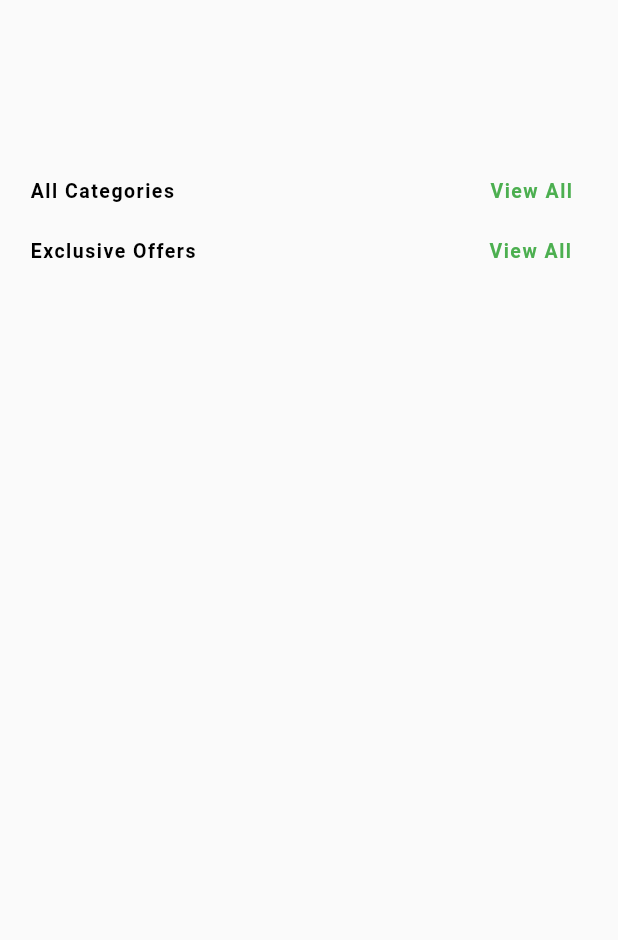
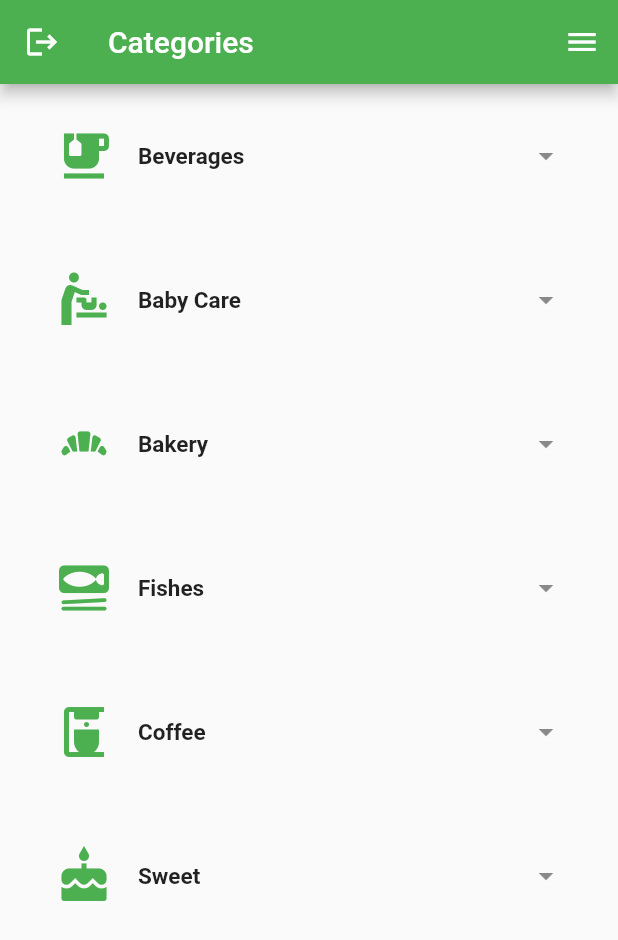
Before and after one commit to aseelnrajab/My-Market-, a Flutter app: the HomeScreen screen opened directly, after a tap on "View All", on a phone screen of 412 x 824 dp. Shown: the top 940 px of the screen. Run offline on Flutter 3.47's test engine with Material 2 defaults, Android fonts, the light colour scheme and no system bars; our stand-ins replace cloud_firestore, firebase_auth, firebase_core, firebase_storage, image_picker, string_validator; accounts and stored records are empty.

Commit message:
Final Project

```diff
--- /dev/null
+++ b/lib/components/custom_app_bar.dart
@@ -0,0 +1,42 @@
+import 'package:flutter/cupertino.dart';
+import 'package:flutter/material.dart';
+import 'package:provider/provider.dart';
+
+import '../Routers/app_router.dart';
+import '../providers/auth_provider.dart';
+import '../providers/bottom_navigation_bar_provider.dart';
+
+class CustomAppBar extends StatelessWidget implements PreferredSizeWidget {
+  late String text;
+
+  CustomAppBar(this.text);
+
+  @override
+  Widget build(BuildContext context) {
+    var provider = Provider.of<BottomNavigationBarProvider>(context);
+    return AppBar(
+        title: Text(text),
+        leading: InkWell(
+            onTap: () {
+              AppRouter.appRouter
+                  .goToWidget(
+                  Provider.of<AuthProvider>(context, listen: false).signOut());
+            },
+            child: const Icon(Icons.logout)),
+        backgroundColor: Colors.green,
+        actions: [
+          IconButton(
+              onPressed: () {
+                provider.scaffoldKey.currentState?.openDrawer();
+              },
+              icon: const Icon(
+                Icons.menu,
+              ))
+        ]);
+
+  }
+
+  @override
+  // TODO: implement preferredSize
+  Size get preferredSize => AppBar().preferredSize;
+}
--- /dev/null
+++ b/lib/data/iconBarData.dart
@@ -0,0 +1,34 @@
+
+import 'package:flutter/material.dart';
+
+import '../models/Icons/icon_bar_model.dart';
+import '../models/Icons/icons_bar.dart';
+
+
+List<IconBar> iconData = [
+  IconBar(
+    iconData: Icons.emoji_food_beverage,
+    name: "Beverages",
+  ),
+  IconBar(
+    iconData: Icons.baby_changing_station,
+    name: "Baby Care",
+  ),
+  IconBar(
+    iconData: Icons.bakery_dining,
+    name: "Bakery",
+  ),
+  IconBar(
+    iconData: Icons.set_meal_rounded,
+    name: "Fishes",
+  ),
+  IconBar(
+    iconData: Icons.coffee_maker,
+    name: "Coffee",
+  ),
+  IconBar(
+    iconData: Icons.cake,
+    name: "Sweet",
+  ),
+
+];
--- a/lib/firebase_helper.dart
+++ b/lib/firebase_helper.dart
@@ -95,7 +95,7 @@ class FirestoreHelper {
     }
   }
 
-  Future<List<Product>?> getAllProducts(String catId) async {
+  Future<List<Product>?> getAllProducts(String? catId) async {
     QuerySnapshot<Map<String, dynamic>> querySnapshot = await firestore
         .collection('categories')
         .doc(catId)
--- /dev/null
+++ b/lib/models/Icons/category_icons_bar.dart
@@ -0,0 +1,37 @@
+import 'package:flutter/cupertino.dart';
+import 'package:flutter/material.dart';
+import 'package:social_app2/Routers/app_router.dart';
+
+import '../../screens/beverage_categories.dart';
+import 'icons_bar.dart';
+
+class CategoryIconBar extends StatelessWidget {
+  // const SideBarModel({Key? key}) : super(key: key);
+  IconBar iconBar;
+
+  CategoryIconBar(this.iconBar);
+
+
+
+  @override
+  Widget build(BuildContext context) {
+    return Container(
+      margin:const  EdgeInsets.all(20),
+      child: ListTile(
+        title: Text(
+          iconBar.name ?? '',
+          style: const TextStyle(
+            fontSize: 15,
+            fontWeight: FontWeight.bold,
+          ),
+        ),
+        leading: Icon(
+          iconBar.iconData,
+          color: Colors.green,
+          size: 40,
+        ),
+        trailing: const Icon(Icons.arrow_drop_down),
+      ),
+    );
+  }
+}
--- /dev/null
+++ b/lib/models/Icons/icon_bar_model.dart
@@ -0,0 +1,26 @@
+import 'package:flutter/cupertino.dart';
+import 'package:flutter/material.dart';
+
+import 'icons_bar.dart';
+
+class IconBarModel extends StatelessWidget {
+  // const SideBarModel({Key? key}) : super(key: key);
+  IconBar iconBar;
+
+
+  IconBarModel(this.iconBar);
+
+  @override
+  Widget build(BuildContext context) {
+    return Padding(
+      padding: const EdgeInsets.all(20.0),
+      child: SizedBox(
+        child: Column(children: [
+          Icon(iconBar.iconData, color: Colors.green,size: 40,),
+          const SizedBox( height: 10,),
+          Text(iconBar.name ?? '', style:const TextStyle(fontSize: 15, fontWeight: FontWeight.bold, ),),
+        ]),
+      ),
+    );
+  }
+}
--- /dev/null
+++ b/lib/models/Icons/icons_bar.dart
@@ -0,0 +1,8 @@
+import 'package:flutter/cupertino.dart';
+
+class IconBar {
+  late IconData iconData;
+  late String name;
+
+  IconBar({required this.iconData, required this.name});
+}
--- a/lib/screens/Home.dart
+++ b/lib/screens/Home.dart
@@ -1,8 +1,12 @@
 import 'package:flutter/cupertino.dart';
 import 'package:flutter/material.dart';
 import 'package:provider/provider.dart';
+import 'package:social_app2/Routers/app_router.dart';
+import 'package:social_app2/data/iconBarData.dart';
 import 'package:social_app2/providers/admin_provider.dart';
-import '../models/offers/offer_menu_model.dart';
+import 'package:social_app2/screens/categories.dart';
+import '../components/custom_app_bar.dart';
+import '../models/Icons/icon_bar_model.dart';
 
 class HomeScreen extends StatelessWidget {
   const HomeScreen({Key? key}) : super(key: key);
@@ -10,13 +14,16 @@ class HomeScreen extends StatelessWidget {
   @override
   Widget build(BuildContext context) {
     var provider = Provider.of<AdminProvider>(context);
-    return  Container(
+    return Scaffold(
+      appBar:
+        CustomAppBar('Home'),
+      body: Container(
           padding: const EdgeInsets.symmetric(horizontal: 20),
           child: Expanded(
             child: SingleChildScrollView(
               child: Column(children: [
                 const SizedBox(
-                height: 120,
+                  height:50,
                 ),
                 Row(
                   children: [
@@ -32,7 +39,9 @@ class HomeScreen extends StatelessWidget {
                       width: 210,
                     ),
                     InkWell(
-                    onTap: () {},
+                      onTap: () {
+                        AppRouter.appRouter.goToWidget( AllCategories());
+                      },
                       child: const Text(
                         'View All',
                         style: TextStyle(
@@ -47,19 +56,19 @@ class HomeScreen extends StatelessWidget {
                 const SizedBox(
                   height: 25,
                 ),
-              // Row(children: <Widget>[
-              //   Expanded(
-              //       child: SizedBox(
-              //           height: 120.0,
-              //           child: ListView.builder(
-              //               shrinkWrap: true,
-              //               scrollDirection: Axis.horizontal,
-              //               // physics: const NeverScrollableScrollPhysics(),
-              //               itemCount: provider.allCategories!.length,
-              //               itemBuilder: (context, index) {
-              //                 return CategoryWidget(provider.allCategories![index]);
-              //               })))
-              // ]),
+                Row(children: <Widget>[
+                  Expanded(
+                      child: SizedBox(
+                          height: 120.0,
+                          child: ListView.builder(
+                              shrinkWrap: true,
+                              scrollDirection: Axis.horizontal,
+                              // physics: const NeverScrollableScrollPhysics(),
+                              itemCount: iconData!.length,
+                              itemBuilder: (context, index) {
+                                return IconBarModel(iconData[index]);
+                              })))
+                ]),
                 Row(
                   children: [
                     const Text(
@@ -194,7 +203,7 @@ class HomeScreen extends StatelessWidget {
                 // ]),
               ]),
             ),
-        ));
-
+          )),
+    );
   }
 }
--- a/lib/screens/categories.dart
+++ b/lib/screens/categories.dart
@@ -1,37 +1,33 @@
 import 'package:flutter/cupertino.dart';
 import 'package:flutter/material.dart';
-import 'package:provider/provider.dart';
 import 'package:social_app2/Routers/app_router.dart';
-import 'package:social_app2/screens/widgets/category_widget.dart';
+import 'package:social_app2/screens/beverage_categories.dart';
 
-import '../providers/admin_provider.dart';
-import 'add/add_new_category.dart';
+import '../components/custom_app_bar.dart';
+import '../data/iconBarData.dart';
+import '../models/Icons/category_icons_bar.dart';
 
-class AllCategoriesScreen extends StatelessWidget {
-  const AllCategoriesScreen({Key? key}) : super(key: key);
+class AllCategories extends StatelessWidget {
+
+  List path = [
+    AllCategoriesScreen()
+
+  ];
 
   @override
   Widget build(BuildContext context) {
     return Scaffold(
-        floatingActionButton: FloatingActionButton(
-          backgroundColor: Colors.green,
-          onPressed: () {
-            AppRouter.appRouter.goToWidget(AddNewCategory());
-          },
-          child: const Icon(
-            Icons.add,
-          ),
-        ),
-        body: Consumer<AdminProvider>(builder: (context, provider, w) {
-          return provider.allCategories == null
-              ? const Center(
-                  child: Text('No Categories Found'),
-                )
-              : ListView.builder(
-                  itemCount: provider.allCategories!.length,
-                  itemBuilder: (context, index) {
-                    return CategoryWidget(provider.allCategories![index]);
-                  });
-        }));
+      appBar:CustomAppBar('Categories'),
+        body: Container(
+          child: ListView.builder(
+              shrinkWrap: true,
+              scrollDirection: Axis.vertical,
+              itemCount: iconData!.length,
+              itemBuilder: (context, index) {
+                return InkWell( onTap:  (){
+                  AppRouter.appRouter.goToWidget(path[index]);
+                },child: CategoryIconBar(iconData[index]));
+              }),
+        ));
   }
 }
--- a/lib/screens/profile.dart
+++ b/lib/screens/profile.dart
@@ -1,11 +1,15 @@
 import 'package:flutter/cupertino.dart';
 import 'package:flutter/material.dart';
+
+import '../components/custom_app_bar.dart';
 
 class Profile extends StatelessWidget {
   const Profile({Key? key}) : super(key: key);
 
   @override
   Widget build(BuildContext context) {
-    return Scaffold();
+    return Scaffold(
+      appBar:  CustomAppBar('Profile'),
+    );
   }
 }
```
Also changed, not shown: lib/providers/admin_provider.dart (+5 -4 lines), lib/screens/add/add_new_category.dart (+0 -9 lines), lib/screens/add/add_product.dart (+25 -7 lines), lib/screens/add/display_all_products.dart (+16 -10 lines), lib/screens/beverage_categories.dart (added, +40 -0 lines), lib/screens/login_screen.dart (+1 -13 lines), lib/screens/main_screen.dart (+2 -31 lines), lib/screens/widgets/category_widget.dart (+3 -4 lines), lib/screens/widgets/product_widget.dart (+8 -8 lines), lib/data/drawer_icon.dart (line endings or trailing spaces). Lines whose indentation alone changed are shown as unchanged.
